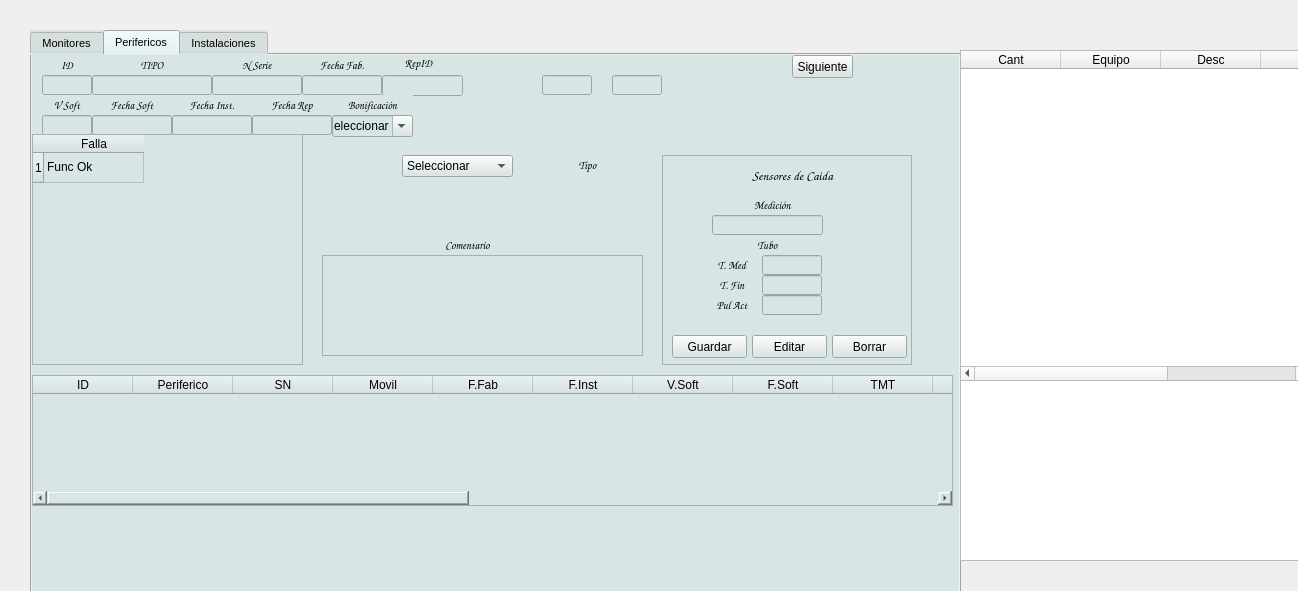
First picture: the form in reparaciones.ui, repository Matias2178/Sistema_Postventa, before the edit.
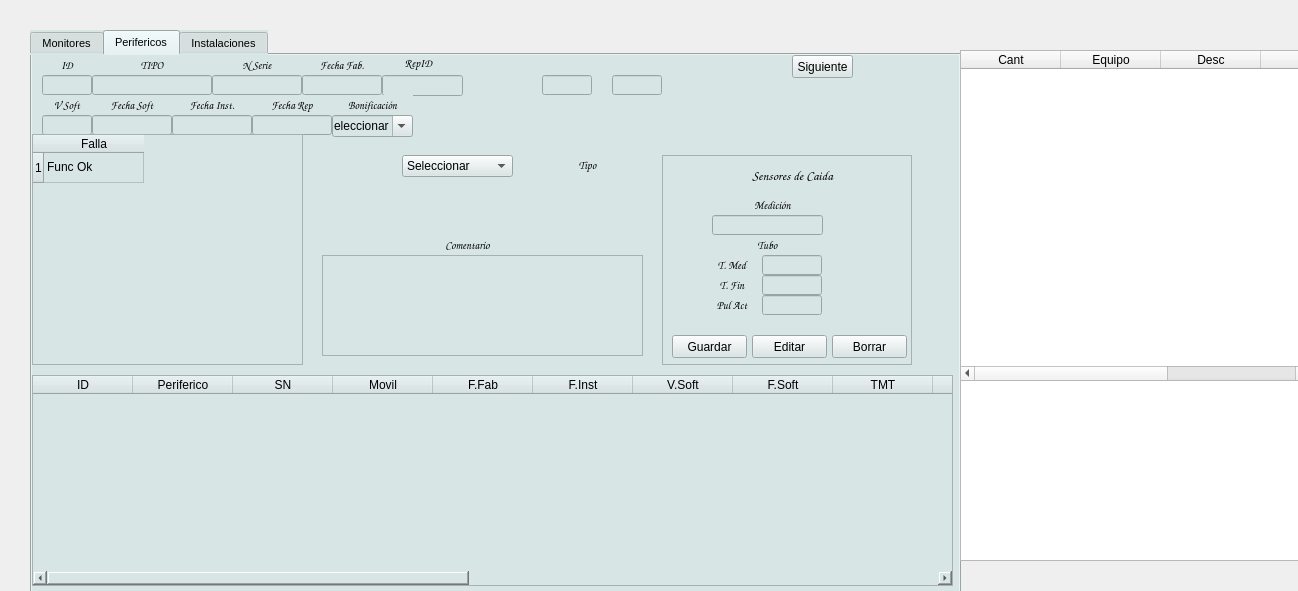
Second picture: the form after the edit. The open tabs and pages were chosen to show the change. Icons and pictures are not drawn.

The edit to the form file:
```diff
--- a/reparaciones.ui
+++ b/reparaciones.ui
@@ -1893,7 +1893,7 @@
        <x>0</x>
        <y>320</y>
        <width>921</width>
-       <height>131</height>
+       <height>211</height>
       </rect>
      </property>
      <column>
@@ -2090,7 +2090,7 @@
        <x>0</x>
        <y>320</y>
        <width>921</width>
-       <height>131</height>
+       <height>211</height>
       </rect>
      </property>
      <property name="styleSheet">
```
Left out of the diff: 6 changed lines with no effect on the pictures.
